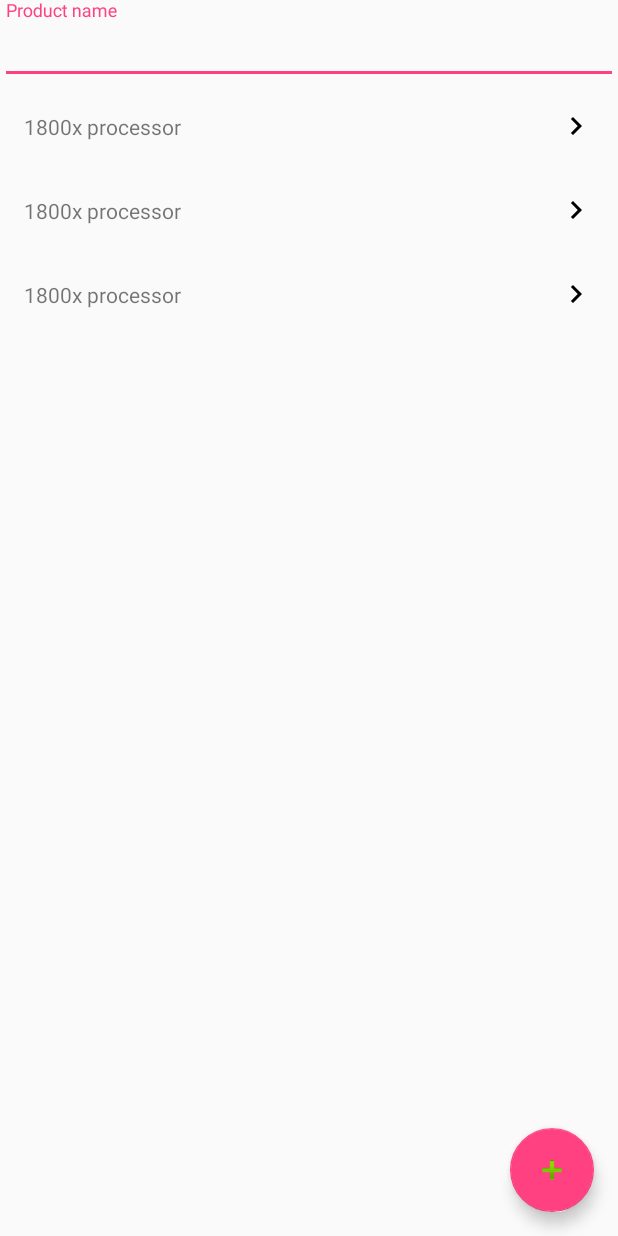
After one commit to ionutlepi/parcers-android, an Android app: the layout product_view.xml on its own in the app's theme, with its tools: preview values and no code run, on a phone screen of 412 x 824 dp. The commit adds this screen. Run offline under Robolectric (Android 15) with nearby library versions, the phone set to English and light mode, and no system bars.

Commit message:
product view screen

```diff
--- a/app/build.gradle
+++ b/app/build.gradle
@@ -28,7 +28,7 @@ android {
     }
     buildTypes {
         release {
-            minifyEnabled false
+            minifyEnabled true
             proguardFiles getDefaultProguardFile('proguard-android.txt'), 'proguard-rules.pro'
         }
     }
--- a/app/src/main/AndroidManifest.xml
+++ b/app/src/main/AndroidManifest.xml
@@ -18,6 +18,7 @@
                 <category android:name="android.intent.category.LAUNCHER" />
             </intent-filter>
         </activity>
+        <activity android:name=".ProductViewActivity" />
     </application>
 
 </manifest>
--- /dev/null
+++ b/app/src/main/java/com/lepiionut/parcers/ProductViewActivity.kt
@@ -0,0 +1,32 @@
+package com.lepiionut.parcers
+
+import android.os.Bundle
+import android.support.v7.widget.LinearLayoutManager
+import com.lepiionut.parcers.adapters.ListAdapter
+import com.lepiionut.parcers.realm.models.Product
+import com.lepiionut.parcers.realm.models.ProductSource
+import dagger.android.support.DaggerAppCompatActivity
+import io.reactivex.Observable
+import io.realm.Realm
+import kotlinx.android.synthetic.main.product_view.*
+import javax.inject.Inject
+
+/**
+ * Created by oneal on 9/7/2017.
+ */
+class ProductViewActivity: DaggerAppCompatActivity() {
+
+    @Inject
+    lateinit var realm: Observable<Realm>
+
+    override fun onCreate(savedInstanceState: Bundle?) {
+        super.onCreate(savedInstanceState)
+        setContentView(R.layout.product_view)
+        realm.subscribe {
+            val products = it.where(ProductSource::class.java).equalTo("product_id", 1).findAll()
+            sourceList.layoutManager = LinearLayoutManager(this@ProductViewActivity, LinearLayoutManager.VERTICAL, false)
+//            sourceList.adapter = ListAdapter(products, this@ProductViewActivity)
+        }
+    }
+
+}
--- /dev/null
+++ b/app/src/main/res/layout/product_view.xml
@@ -0,0 +1,46 @@
+<?xml version="1.0" encoding="utf-8"?>
+<android.support.constraint.ConstraintLayout xmlns:android="http://schemas.android.com/apk/res/android"
+    xmlns:app="http://schemas.android.com/apk/res-auto"
+    xmlns:tools="http://schemas.android.com/tools"
+    android:layout_width="match_parent"
+    android:layout_height="match_parent"
+    tools:context="com.lepiionut.parcers.StartActivity">
+
+
+    <android.support.design.widget.TextInputLayout
+        android:id="@+id/name"
+        android:layout_width="0dp"
+        android:layout_height="wrap_content"
+        app:layout_constraintLeft_toLeftOf="parent"
+        app:layout_constraintRight_toRightOf="parent"
+        app:layout_constraintTop_toTopOf="parent"
+        android:hint="@string/product_name_hint">
+        <android.support.design.widget.TextInputEditText
+            android:layout_width="match_parent"
+            android:layout_height="wrap_content"
+            />
+    </android.support.design.widget.TextInputLayout>
+
+    <android.support.v7.widget.RecyclerView
+        android:id="@+id/sourceList"
+        android:layout_width="0dp"
+        android:layout_height="0dp"
+        app:layout_constraintBottom_toBottomOf="parent"
+        app:layout_constraintLeft_toLeftOf="parent"
+        app:layout_constraintRight_toRightOf="parent"
+        app:layout_constraintTop_toBottomOf="@+id/name"
+        tools:listitem="@layout/simple_list_item"/>
+
+    <android.support.design.widget.FloatingActionButton
+        android:id="@+id/floatingActionButton"
+        android:layout_width="wrap_content"
+        android:layout_height="wrap_content"
+        android:layout_marginBottom="16dp"
+        android:clickable="true"
+        android:focusable="true"
+        app:layout_constraintBottom_toBottomOf="parent"
+        app:srcCompat="@android:drawable/ic_input_add"
+        android:layout_marginEnd="16dp"
+        app:layout_constraintEnd_toEndOf="parent" />
+
+</android.support.constraint.ConstraintLayout>
--- a/app/src/main/res/values/strings.xml
+++ b/app/src/main/res/values/strings.xml
@@ -1,4 +1,5 @@
 <resources>
     <string name="app_name">Parcers</string>
     <string name="list_products">Produse</string>
+    <string name="product_name_hint">Product name</string>
 </resources>
--- a/build.gradle
+++ b/build.gradle
@@ -7,7 +7,7 @@ buildscript {
         jcenter()
     }
     dependencies {
-        classpath 'com.android.tools.build:gradle:3.0.0-beta3'
+        classpath 'com.android.tools.build:gradle:3.0.0-beta4'
         classpath "org.jetbrains.kotlin:kotlin-gradle-plugin:$kotlin_version"
         classpath 'com.getkeepsafe.dexcount:dexcount-gradle-plugin:0.7.1'
         classpath "io.realm:realm-gradle-plugin:3.5.0"
```
Also changed, not shown: 1 other file.
